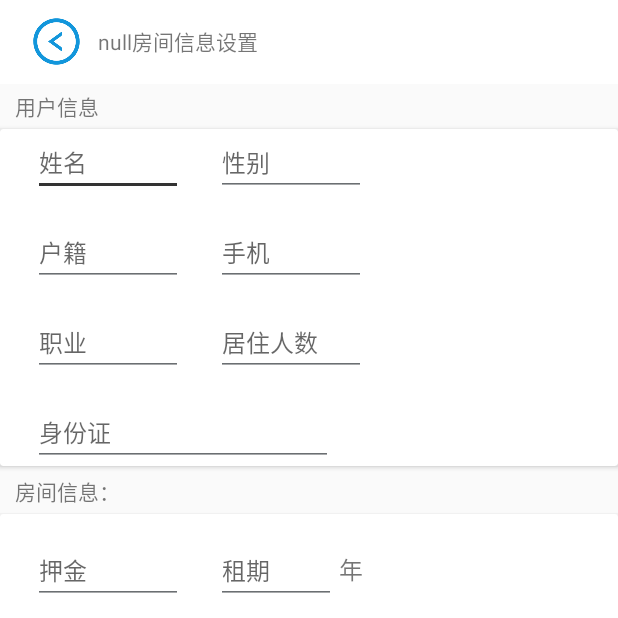
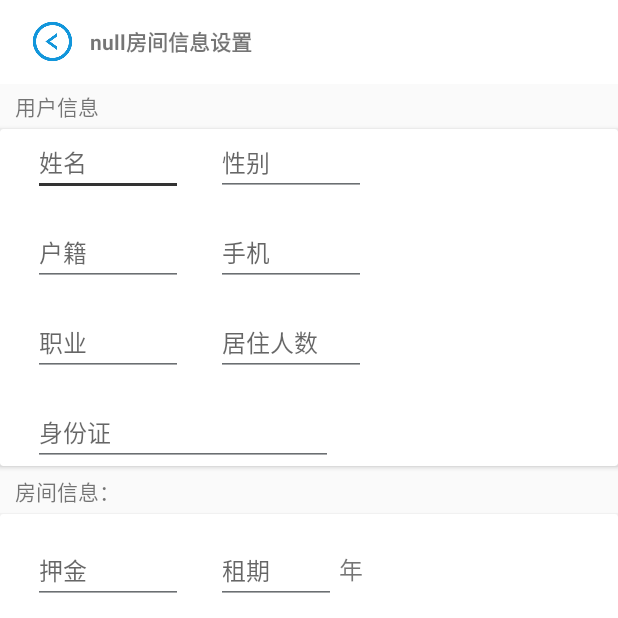
Before and after one commit to sparrowleung/RentalHouseManager, an Android app: the RoomDataSettingActivity screen opened directly, with no data from a screen before it, on a phone screen of 412 x 824 dp, the top half of it. Run offline under Robolectric (Android 15) with nearby library versions, the phone set to English and light mode, and no system bars; our stand-ins replace RxJava, data binding; 24 statements that could not run were skipped.

```diff
--- a/app/src/main/res/layout/view_action_bar.xml
+++ b/app/src/main/res/layout/view_action_bar.xml
@@ -13,8 +13,8 @@
 
     <ImageView
         android:id="@+id/drawerIcon"
-        android:layout_width="35dp"
-        android:layout_height="35dp"
+        android:layout_width="30dp"
+        android:layout_height="30dp"
         android:focusable="true"
         android:clickable="true"
         android:layout_marginLeft="20dp"
@@ -29,6 +29,7 @@
         android:layout_height="35dp"
         android:layout_centerVertical="true"
         android:layout_toEndOf="@+id/drawerIcon"
+        android:textStyle="bold"
         android:ellipsize="end"
         android:gravity="center_vertical"
         android:maxLines="1"
--- a/app/src/main/res/values/strings.xml
+++ b/app/src/main/res/values/strings.xml
@@ -47,8 +47,9 @@
     <string name="fail_msg">获取网络信息错误，请重试</string>
     <string name="success_msg">获取用户信息成功</string>
     <string name="confirm_dialog">确认框</string>
-    <string name="confirm_dialog_txt">是否确认上述信息无误？</string>
+    <string name="confirm_dialog_txt">是否确认上述信息无误？\n(发送多条信息需耗时大约1-2分钟，发送过程中请勿关闭程序，以免造成不必要的损失)</string>
     <string name="confirm_cancel">再检查一下</string>
     <string name="confirm_ok">确认无误</string>
     <string name="msg_sending">消息发送中...</string>
+    <string name="msg_finish">消息发送完毕</string>
 </resources>
--- a/app/src/main/res/values/styles.xml
+++ b/app/src/main/res/values/styles.xml
@@ -6,10 +6,7 @@
         <item name="colorPrimary">@color/colorPrimary</item>
         <item name="colorPrimaryDark">@color/colorPrimaryDark</item>
         <item name="colorAccent">@color/colorAccent</item>
-        <item name="android:windowTranslucentStatus">false</item>
-        <item name="android:fitsSystemWindows">true</item>
         <item name="android:windowLightStatusBar">true</item>
-        <item name="android:windowDrawsSystemBarBackgrounds">true</item>
         <item name="android:colorControlNormal">@color/colorPrimaryDark</item>
         <item name="android:colorControlActivated">@color/colorPrimaryDark</item>
     </style>
```
Also changed, not shown: app/src/main/java/com/example/samsung/rentalhousemanager/message/MsgSendFragment.java (+4 -4 lines), app/src/main/java/com/example/samsung/rentalhousemanager/message/MsgSendPresenter.java (+48 -16 lines).
